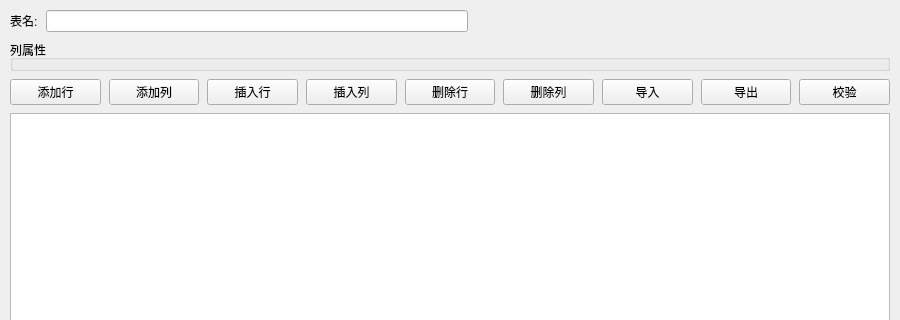
Qt form src/editor/DataTableEditorDialog.ui (gong1-1989/ExperimentReportTool) before a commit; both pictures show x 0 to 900 and y 0 to 320 of the 900 by 700 pixel window.
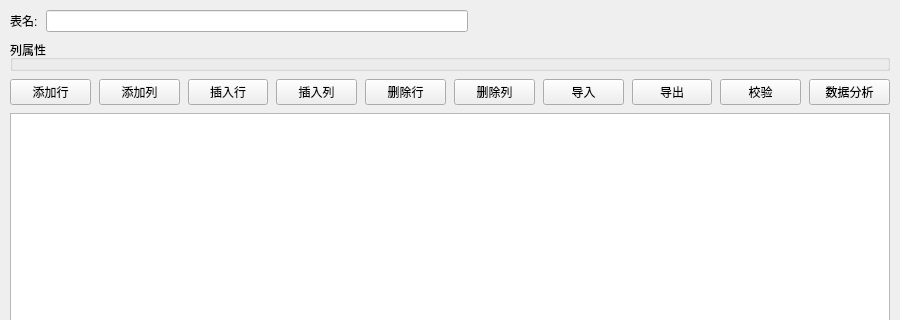
The same form after that commit.

The edit to the form file:
```diff
--- a/src/editor/DataTableEditorDialog.ui
+++ b/src/editor/DataTableEditorDialog.ui
@@ -40,6 +40,7 @@
      <item><widget class="QPushButton" name="m_importBtn"><property name="text"><string>导入</string></property></widget></item>
      <item><widget class="QPushButton" name="m_exportBtn"><property name="text"><string>导出</string></property></widget></item>
      <item><widget class="QPushButton" name="m_validateBtn"><property name="text"><string>校验</string></property></widget></item>
+     <item><widget class="QPushButton" name="m_analyzeBtn"><property name="text"><string>数据分析</string></property></widget></item>
     </layout>
    </item>
    <item>
```
